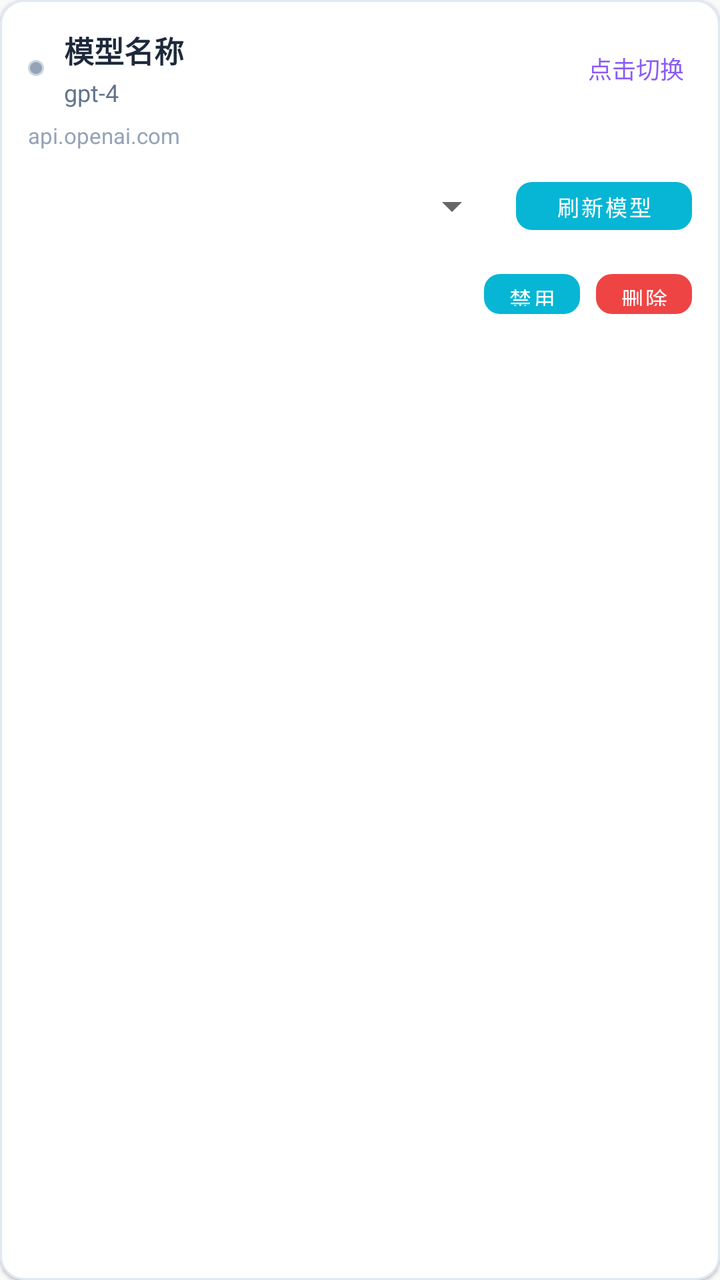
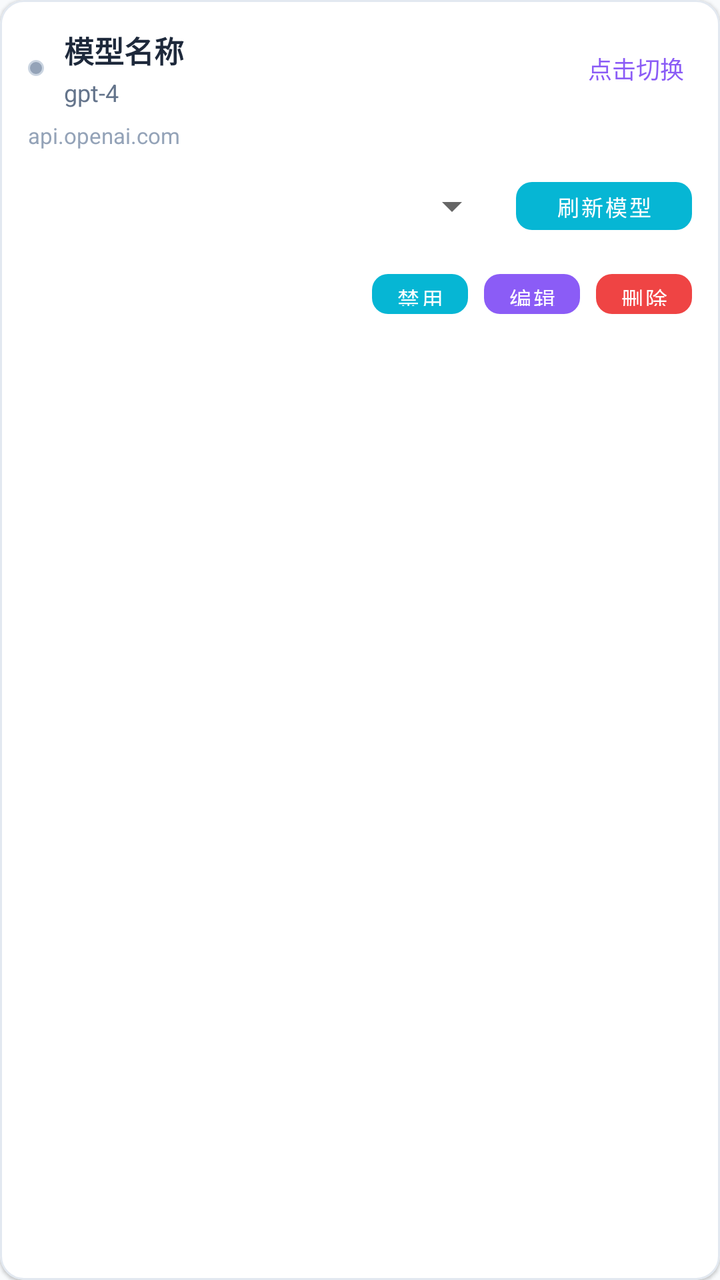

The first picture is an Android layout as it rendered before a commit; the second is the same layout after the commit. The layout source and the unified diff follow.
<!-- AndroidManifest.xml: application theme Theme.OilQuizApp -->
<!-- res/layout/item_online_model.xml -->
<?xml version="1.0" encoding="utf-8"?>
<com.google.android.material.card.MaterialCardView xmlns:android="http://schemas.android.com/apk/res/android"
    xmlns:app="http://schemas.android.com/apk/res-auto"
    android:layout_width="match_parent"
    android:layout_height="wrap_content"
    android:layout_marginBottom="8dp"
    app:cardCornerRadius="12dp"
    app:cardElevation="1dp"
    app:strokeWidth="1dp"
    app:strokeColor="@color/outline"
    app:cardBackgroundColor="@color/card_background">

    <LinearLayout
        android:layout_width="match_parent"
        android:layout_height="wrap_content"
        android:orientation="vertical"
        android:padding="14dp">

        
        <LinearLayout
            android:layout_width="match_parent"
            android:layout_height="wrap_content"
            android:orientation="horizontal"
            android:gravity="center_vertical">

            <View
                android:id="@+id/status_indicator"
                android:layout_width="8dp"
                android:layout_height="8dp"
                android:background="@drawable/status_indicator_unknown"/>

            <LinearLayout
                android:layout_width="0dp"
                android:layout_height="wrap_content"
                android:layout_weight="1"
                android:layout_marginStart="10dp"
                android:orientation="vertical">
                <TextView
                    android:id="@+id/online_model_name"
                    android:layout_width="wrap_content"
                    android:layout_height="wrap_content"
                    android:text="模型名称"
                    android:textSize="15sp"
                    android:textStyle="bold"
                    android:textColor="@color/text_primary"
                    android:maxLines="1"
                    android:ellipsize="end"/>
                <TextView
                    android:id="@+id/online_model_type"
                    android:layout_width="wrap_content"
                    android:layout_height="wrap_content"
                    android:text="gpt-4"
                    android:textSize="12sp"
                    android:textColor="@color/text_secondary"
                    android:layout_marginTop="2dp"
                    android:maxLines="1"
                    android:ellipsize="end"/>
            </LinearLayout>

            <TextView
                android:id="@+id/online_model_status"
                android:layout_width="wrap_content"
                android:layout_height="wrap_content"
                android:text="点击切换"
                android:textSize="12sp"
                android:textColor="@color/primary"
                android:paddingHorizontal="4dp"
                android:paddingVertical="3dp"/>
        </LinearLayout>

        
        <TextView
            android:id="@+id/online_model_url"
            android:layout_width="wrap_content"
            android:layout_height="wrap_content"
            android:text="api.openai.com"
            android:textSize="11sp"
            android:textColor="@color/text_tertiary"
            android:layout_marginTop="6dp"
            android:maxLines="1"
            android:ellipsize="end"/>

        
        <LinearLayout
            android:layout_width="match_parent"
            android:layout_height="wrap_content"
            android:orientation="horizontal"
            android:gravity="center_vertical"
            android:layout_marginTop="10dp">

            <Spinner
                android:id="@+id/model_spinner"
                android:layout_width="0dp"
                android:layout_height="36dp"
                android:layout_weight="1"
                android:spinnerMode="dropdown"
                android:minHeight="36dp"/>

            <com.google.android.material.button.MaterialButton
                android:id="@+id/fetch_models_button"
                android:layout_width="wrap_content"
                android:layout_height="36dp"
                android:text="刷新模型"
                android:textSize="11sp"
                app:backgroundTint="@color/secondary"
                android:textColor="@android:color/white"
                app:cornerRadius="8dp"
                android:textAllCaps="false"
                android:layout_marginStart="8dp"
                style="@style/Widget.MaterialComponents.Button.UnelevatedButton"/>
        </LinearLayout>

        
        <LinearLayout
            android:layout_width="match_parent"
            android:layout_height="wrap_content"
            android:orientation="horizontal"
            android:gravity="end"
            android:layout_marginTop="10dp">

            <com.google.android.material.button.MaterialButton
                android:id="@+id/enable_button"
                android:layout_width="wrap_content"
                android:layout_height="32dp"
                android:text="@string/disable"
                android:textSize="11sp"
                app:backgroundTint="@color/secondary"
                android:textColor="@android:color/white"
                app:cornerRadius="8dp"
                android:textAllCaps="false"
                android:layout_marginEnd="8dp"
                android:minWidth="0dp"
                android:paddingHorizontal="12dp"
                style="@style/Widget.MaterialComponents.Button.UnelevatedButton"/>

            <com.google.android.material.button.MaterialButton
                android:id="@+id/delete_online_model_button"
                android:layout_width="wrap_content"
                android:layout_height="32dp"
                android:text="删除"
                android:textSize="11sp"
                app:backgroundTint="@color/error"
                android:textColor="@android:color/white"
                app:cornerRadius="8dp"
                android:textAllCaps="false"
                android:minWidth="0dp"
                android:paddingHorizontal="12dp"
                style="@style/Widget.MaterialComponents.Button.UnelevatedButton"/>
        </LinearLayout>

    </LinearLayout>

</com.google.android.material.card.MaterialCardView>
<!-- resources referenced by this layout -->
<resources>
  <color name="card_background">#FFFFFF</color>
  <color name="error">#EF4444</color>
  <color name="outline">#E2E8F0</color>
  <color name="primary">#8B5CF6</color>
  <color name="secondary">#06B6D4</color>
  <color name="text_primary">#1E293B</color>
  <color name="text_secondary">#64748B</color>
  <color name="text_tertiary">#94A3B8</color>
  <!-- drawable status_indicator_unknown (drawable) -->
  <?xml version="1.0" encoding="utf-8"?>
  <shape xmlns:android="http://schemas.android.com/apk/res/android"
      android:shape="oval">
      <solid android:color="@color/gray_400" />
      <stroke
          android:width="1dp"
          android:color="@color/gray_300" />
  </shape>
  <string name="disable">禁用</string>
  <style name="Theme.OilQuizApp" parent="Theme.OilQuizApp.Base" />
  <color name="gray_400">#94A3B8</color>
  <color name="gray_300">#CBD5E1</color>
  <style name="Theme.OilQuizApp.Base" parent="Theme.MaterialComponents.DayNight.NoActionBar">
          <item name="colorPrimary">@color/primary</item>
          <item name="colorPrimaryVariant">@color/primary_dark</item>
          <item name="colorOnPrimary">@color/on_primary</item>
          <item name="colorSecondary">@color/secondary</item>
          <item name="colorSecondaryVariant">@color/secondary_container</item>
          <item name="colorOnSecondary">@color/on_secondary</item>
          <item name="android:statusBarColor">@color/primary_dark</item>
          <item name="android:windowBackground">@color/background</item>
          <item name="colorSurface">@color/surface</item>
          <item name="colorOnSurface">@color/on_surface</item>
          <item name="colorError">@color/error</item>
          <item name="colorOnError">@color/on_error</item>
          
          <item name="colorOnSurfaceVariant">@color/on_surface_variant</item>
          <item name="colorBackground">@color/background</item>
          <item name="colorOnBackground">@color/on_background</item>
      </style>
  <color name="primary_dark">#7C3AED</color>
  <color name="on_primary">#FFFFFF</color>
  <color name="secondary_container">#CFFAFE</color>
  <color name="on_secondary">#FFFFFF</color>
  <color name="background">#F8FAFC</color>
  <color name="surface">#FFFFFF</color>
  <color name="on_surface">#1E293B</color>
  <color name="on_error">#FFFFFF</color>
  <color name="on_surface_variant">#64748B</color>
  <color name="on_background">#1E293B</color>
</resources>

<!-- the commit's change to res/layout/item_online_model.xml (unified diff, before → after) -->
@@ -134,6 +134,21 @@
                 style="@style/Widget.MaterialComponents.Button.UnelevatedButton"/>
 
             <com.google.android.material.button.MaterialButton
+                android:id="@+id/edit_online_model_button"
+                android:layout_width="wrap_content"
+                android:layout_height="32dp"
+                android:text="编辑"
+                android:textSize="11sp"
+                app:backgroundTint="@color/primary"
+                android:textColor="@android:color/white"
+                app:cornerRadius="8dp"
+                android:textAllCaps="false"
+                android:layout_marginEnd="8dp"
+                android:minWidth="0dp"
+                android:paddingHorizontal="12dp"
+                style="@style/Widget.MaterialComponents.Button.UnelevatedButton"/>
+
+            <com.google.android.material.button.MaterialButton
                 android:id="@+id/delete_online_model_button"
                 android:layout_width="wrap_content"
                 android:layout_height="32dp"
